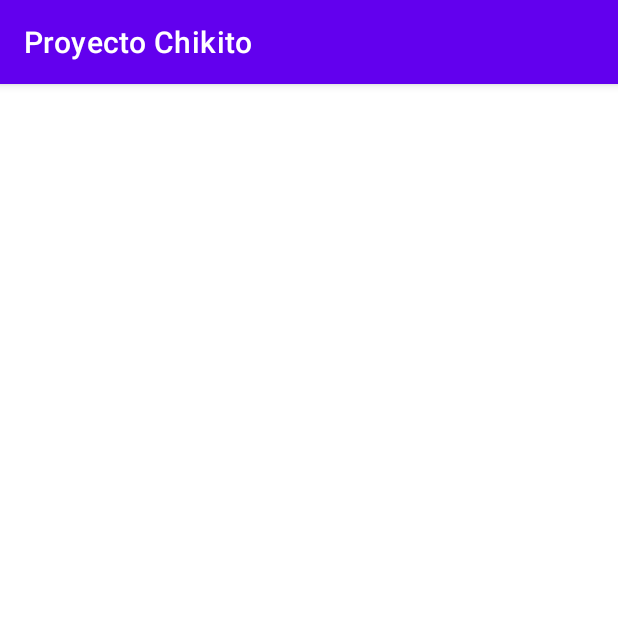
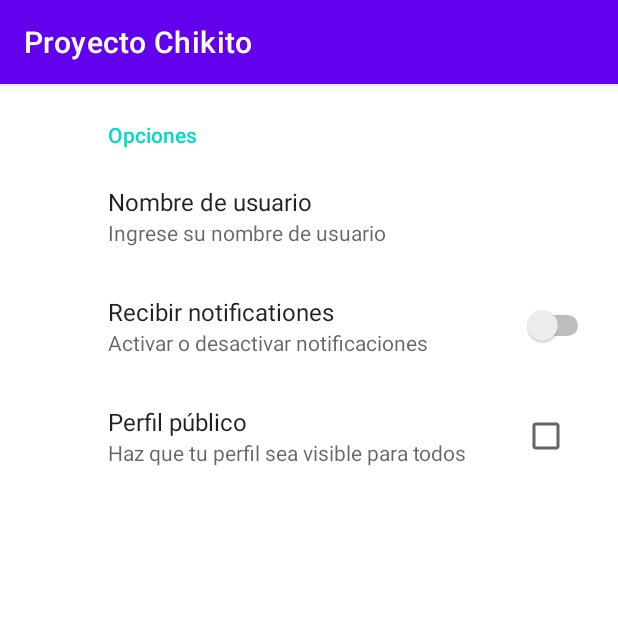
Before and after one commit to DSieghard/ProyectoChikito, an Android app: the screen it shows after launch (SettingsActivity), in the options menu, after a tap on "Settings", on a phone screen of 412 x 824 dp, the top half of it. Run offline under Robolectric (Android 15) with nearby library versions, the phone set to English and light mode, and no system bars; our stand-ins replace androidx.preference, navigation-ui.

Commit message:
Added options to settings.

```diff
--- a/app/build.gradle
+++ b/app/build.gradle
@@ -37,10 +37,11 @@
 
 dependencies {
 
-    implementation 'androidx.lifecycle:lifecycle-livedata-ktx:2.4.1'
-    implementation 'androidx.lifecycle:lifecycle-viewmodel-ktx:2.4.1'
+    implementation 'androidx.lifecycle:lifecycle-livedata-ktx:2.6.1'
+    implementation 'androidx.lifecycle:lifecycle-viewmodel-ktx:2.6.1'
     implementation 'androidx.navigation:navigation-fragment-ktx:2.5.3'
     implementation 'androidx.navigation:navigation-ui-ktx:2.5.3'
+    implementation 'androidx.preference:preference:1.2.0'
     def nav_version = "2.5.3"
     implementation 'androidx.core:core-ktx:1.10.0'
     implementation 'androidx.appcompat:appcompat:1.6.1'
--- a/app/src/main/java/com/dsieghard/proyectochikito/MainActivity.kt
+++ b/app/src/main/java/com/dsieghard/proyectochikito/MainActivity.kt
@@ -17,7 +17,7 @@
 class MainActivity : AppCompatActivity() {
 
     private lateinit var appBarConfiguration: AppBarConfiguration
-private lateinit var binding: ActivityMainBinding
+    private lateinit var binding: ActivityMainBinding
 
     override fun onCreate(savedInstanceState: Bundle?) {
         super.onCreate(savedInstanceState)
@@ -51,7 +51,8 @@
     override fun onOptionsItemSelected(item: MenuItem): Boolean {
         return when (item.itemId) {
             R.id.action_settings -> {
-                startActivity(Intent(this, SettingsActivity::class.java))
+                val intent = Intent(this, SettingsActivity::class.java)
+                startActivity(intent)
                 true
             }
             else -> super.onOptionsItemSelected(item)
--- a/app/src/main/java/com/dsieghard/proyectochikito/SettingsActivity.kt
+++ b/app/src/main/java/com/dsieghard/proyectochikito/SettingsActivity.kt
@@ -6,6 +6,10 @@
 class SettingsActivity : AppCompatActivity() {
     override fun onCreate(savedInstanceState: Bundle?) {
         super.onCreate(savedInstanceState)
-        setContentView(R.layout.activity_settings)
+        supportFragmentManager
+            .beginTransaction()
+            .replace(android.R.id.content, SettingsFragment())
+            .commit()
+
     }
 }
--- /dev/null
+++ b/app/src/main/java/com/dsieghard/proyectochikito/SettingsFragment.kt
@@ -0,0 +1,11 @@
+package com.dsieghard.proyectochikito
+
+import android.os.Bundle
+import androidx.preference.PreferenceFragmentCompat
+
+class SettingsFragment : PreferenceFragmentCompat() {
+
+    override fun onCreatePreferences(savedInstanceState: Bundle?, rootKey: String?) {
+        setPreferencesFromResource(R.xml.main_preferences, rootKey)
+    }
+}
--- a/app/src/main/res/layout/activity_settings.xml
+++ b/app/src/main/res/layout/activity_settings.xml
@@ -1,9 +1,9 @@
 <?xml version="1.0" encoding="utf-8"?>
 <androidx.constraintlayout.widget.ConstraintLayout xmlns:android="http://schemas.android.com/apk/res/android"
-    xmlns:app="http://schemas.android.com/apk/res-auto"
     xmlns:tools="http://schemas.android.com/tools"
     android:layout_width="match_parent"
     android:layout_height="match_parent"
     tools:context=".SettingsActivity">
 
+
 </androidx.constraintlayout.widget.ConstraintLayout>
--- a/app/src/main/res/values/strings.xml
+++ b/app/src/main/res/values/strings.xml
@@ -16,4 +16,28 @@
     <string name="menu_home">Home</string>
     <string name="menu_gallery">Gallery</string>
     <string name="menu_slideshow">Slideshow</string>
+
+    <string name="options">Opciones</string>
+    <string name="username">Nombre de usuario</string>
+    <string name="set_username">Ingrese su nombre de usuario</string>
+    <string name="get_notifications">Recibir notificationes</string>
+    <string name="notification_info">Activar o desactivar notificaciones</string>
+    <string name="public_profile">Perfil público</string>
+    <string name="public_profile_info">Haz que tu perfil sea visible para todos</string>
+    <!-- Preference Titles -->
+    <string name="messages_header">Messages</string>
+    <string name="sync_header">Sync</string>
+
+    <!-- Messages Preferences -->
+    <string name="signature_title">Your signature</string>
+    <string name="reply_title">Default reply action</string>
+
+    <!-- Sync Preferences -->
+    <string name="sync_title">Sync email periodically</string>
+    <string name="attachment_title">Download incoming attachments</string>
+    <string name="attachment_summary_on">Automatically download attachments for incoming emails
+    </string>
+    <string name="attachment_summary_off">Only download attachments when manually requested</string>
+
+
 </resources>
--- /dev/null
+++ b/app/src/main/res/xml/main_preferences.xml
@@ -0,0 +1,17 @@
+<?xml version="1.0" encoding="utf-8"?>
+<PreferenceScreen xmlns:android="http://schemas.android.com/apk/res/android">
+    <PreferenceCategory android:title="@string/options">
+        <EditTextPreference
+            android:key="username"
+            android:title="@string/username"
+            android:summary="@string/set_username" />
+        <SwitchPreference
+            android:key="notifications"
+            android:title="@string/get_notifications"
+            android:summary="@string/notification_info" />
+        <CheckBoxPreference
+            android:key="publicprofile"
+            android:title="@string/public_profile"
+            android:summary="@string/public_profile_info" />
+    </PreferenceCategory>
+</PreferenceScreen>
```
Also changed, not shown: app/src/main/res/values/arrays.xml (added, +12 -0 lines), app/src/main/res/xml/root_preferences.xml (added, +35 -0 lines).
